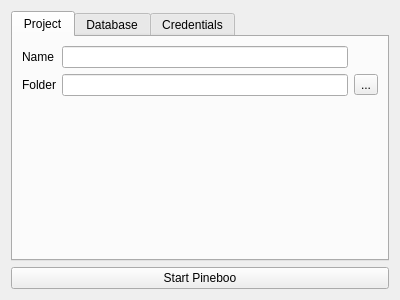
First picture: the form in pineboolib/forms/dlg_connect.ui, repository deavid/pineboo, before the edit.
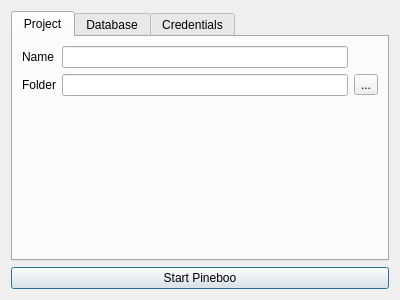
Second picture: the form after the edit.

Commit message: Los módulos y las acciones se cargan el el menú

The edit to the form file:
```diff
--- a/pineboolib/forms/dlg_connect.ui
+++ b/pineboolib/forms/dlg_connect.ui
@@ -161,6 +161,12 @@
      <property name="text">
       <string>Start Pineboo</string>
      </property>
+     <property name="default">
+      <bool>true</bool>
+     </property>
+     <property name="flat">
+      <bool>false</bool>
+     </property>
     </widget>
    </item>
   </layout>
```
The commit also changes 2 other files.
